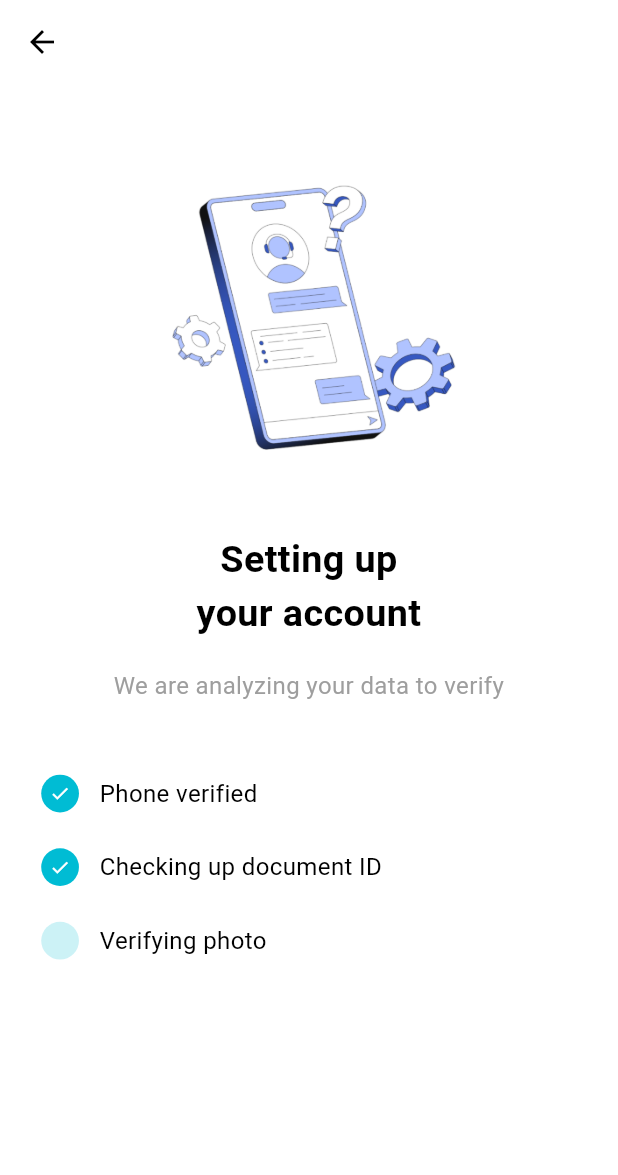
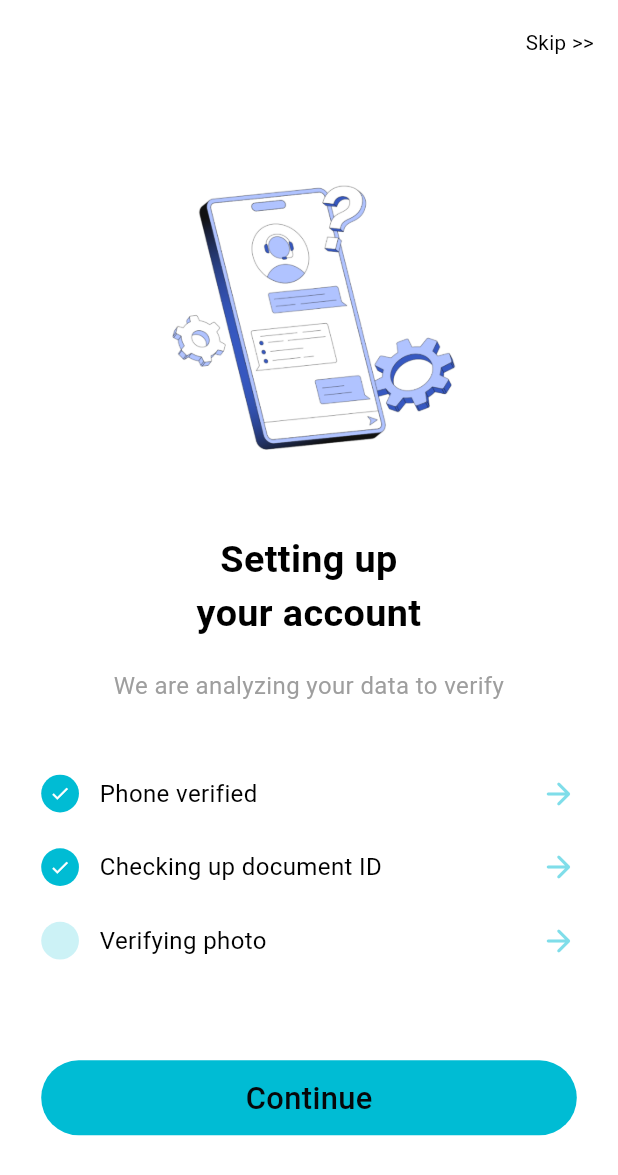
Before and after one commit to mdtusher2018/paycron_my_frist_fintech_app, a Flutter app: the AccountSetupProgressScreen screen opened by its route, on a phone screen of 412 x 824 dp. Shown: the top 1175 px of the screen. Run offline on Flutter 3.47's test engine with Material 3 defaults, Android fonts, the phone set to English and light mode, and no system bars; our stand-ins replace dio, flutter_riverpod, flutter_screenutil, flutter_secure_storage, freezed_annotation, go_router and 4 more; missing offline and left inert: flutter_stripe; accounts and stored records are empty; generated files the repository leaves out were written again; Roboto replaces fonts that are missing (EurostileExtendedBlack).

Commit message:
account verification routes added

```diff
--- a/lib/bkash/account_verification/AccountSetupProgressScreen.dart
+++ b/lib/bkash/account_verification/AccountSetupProgressScreen.dart
@@ -1,13 +1,26 @@
 import 'package:flutter/material.dart';
 import 'package:flutter_screenutil/flutter_screenutil.dart';
+import 'package:go_router/go_router.dart';
+import 'package:template/src/presentation/router/routes.dart';
 import 'package:template/src/presentation/shared/themes/colors.dart';
 import 'package:template/src/presentation/shared/widgets/common_text.dart';
+import 'package:template/src/presentation/shared/widgets/common_button.dart';
 
 class AccountSetupProgressScreen extends StatelessWidget {
   const AccountSetupProgressScreen({super.key});
 
-  Widget buildStep(String title, bool isDone, bool isActive) {
-    return Row(
+  Widget buildStep(
+    String title,
+    bool isDone,
+    bool isActive, {
+    required Function() onTap,
+  }) {
+    return InkWell(
+      onTap: onTap,
+      child: Row(
+        children: [
+          Expanded(
+            child: Row(
               children: [
                 Container(
                   width: 22.w,
@@ -31,6 +44,14 @@ class AccountSetupProgressScreen extends StatelessWidget {
                   color: isDone || isActive ? Colors.black : Colors.grey,
                 ),
               ],
+            ),
+          ),
+          Icon(
+            Icons.arrow_forward_rounded,
+            color: AppColors.primary.withOpacity(0.5),
+          ),
+        ],
+      ),
     );
   }
 
@@ -41,7 +62,16 @@ class AccountSetupProgressScreen extends StatelessWidget {
       appBar: AppBar(
         backgroundColor: AppColors.mainBG,
         elevation: 0,
-        leading: const Icon(Icons.arrow_back, color: Colors.black),
+
+        actions: [
+          InkWell(
+            onTap: () {
+              context.goNamed(AppRoutes.home);
+            },
+            child: CommonText("Skip >>"),
+          ),
+          SizedBox(width: 16),
+        ],
       ),
       body: Padding(
         padding: EdgeInsets.symmetric(horizontal: 24.w),
@@ -72,12 +102,33 @@ class AccountSetupProgressScreen extends StatelessWidget {
 
             SizedBox(height: 40.h),
 
-            buildStep("Phone verified", true, false),
+            buildStep(
+              "Phone verified",
+              true,
+              false,
+              onTap: () {
+                context.goNamed(AppRoutes.takeSelfieInstructionScreen);
+              },
+            ),
             SizedBox(height: 20.h),
-            buildStep("Checking up document ID", true, false),
+            buildStep(
+              "Checking up document ID",
+              true,
+              false,
+              onTap: () {
+                context.goNamed(AppRoutes.scanIdScreen);
+              },
+            ),
             SizedBox(height: 20.h),
-            buildStep("Verifying photo", false, true),
+            buildStep("Verifying photo", false, true, onTap: () {}),
 
+            const Spacer(),
+            CommonButton(
+              "Continue",
+              onTap: () {
+                context.goNamed(AppRoutes.accountSetupProgressScreen);
+              },
+            ),
             const Spacer(),
           ],
         ),
--- a/lib/src/core/utils/api_end_points.dart
+++ b/lib/src/core/utils/api_end_points.dart
@@ -5,11 +5,10 @@ class ApiEndpoints {
   static String mapResturant(String resturantName) =>
       "https://places.googleapis.com/v1/places:searchText?query=$resturantName&key=$mapKey";
 
-  static const String baseUrl = 'http://192.168.1.100:3000/';
+  // static const String baseUrl = 'http://192.168.1.100:3000/';
   static const String baseImageUrl = 'http://192.168.1.100:3000';
 
-  // static const String baseUrl = 'http://103.186.20.117:6136/api/v1/';
-  // static const String baseImageUrl = 'http://103.186.20.117:6136';
+  static const String baseUrl = 'http://10.10.10.21:3000/';
 
   static String refreshToken = "auth/refresh-token";
 
```
Also changed, not shown: lib/bkash/account_setup/country_residence_screen.dart (+9 -1 lines), lib/bkash/account_verification/TakeSelfieInstructionScreen.dart (+9 -1 lines), lib/src/presentation/features/authentication/pages/signin_page.dart (+0 -18 lines), lib/src/presentation/router/app_router.dart (+40 -7 lines), assets/images/selfie_instruction.png (added). Lines whose indentation alone changed are shown as unchanged.
